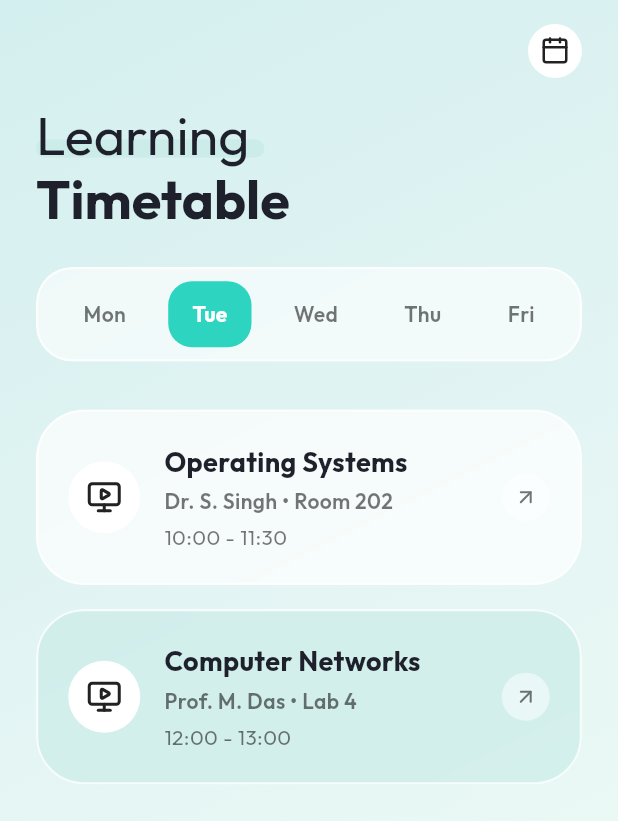
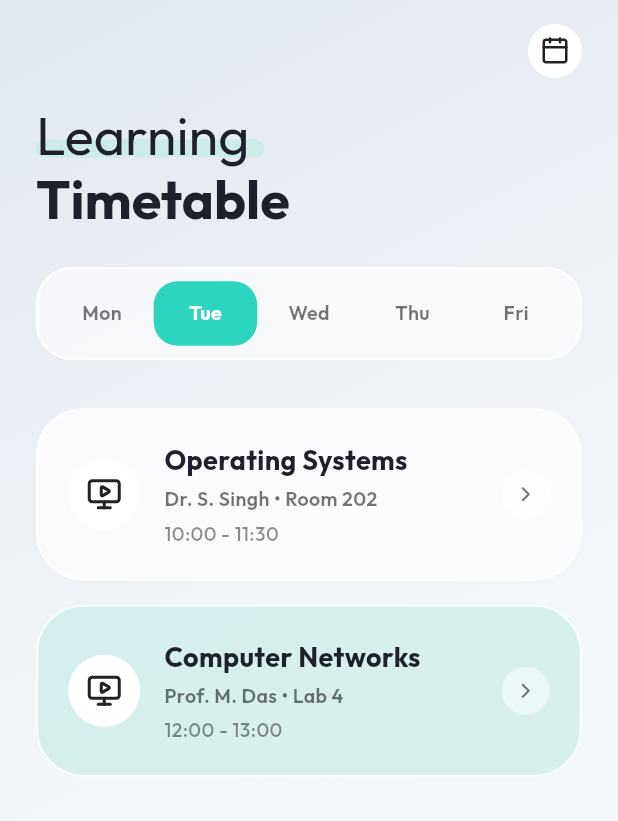
Before and after one commit to mdsahilnoob/widget_app, a Flutter app: the TimetableScreen screen opened directly, after a tap on "Tue", on a phone screen of 412 x 824 dp. Shown: the top 821 px of the screen. Run offline on Flutter 3.47's test engine with Material 3 defaults, Android fonts, the phone set to English and light mode, and no system bars; our stand-ins replace google_fonts, isar, lucide_icons; accounts and stored records are empty; generated files the repository leaves out were written again.

Commit message:
feat: improve UI, premium feel

```diff
--- a/lib/features/timetable/timetable_screen.dart
+++ b/lib/features/timetable/timetable_screen.dart
@@ -13,9 +13,7 @@ class TimetableScreen extends StatefulWidget {
 }
 
 class _TimetableScreenState extends State<TimetableScreen> {
-  int _selectedDay = DateTime.now().weekday > 5
-      ? 1
-      : DateTime.now().weekday; // Default to current day (Mon-Fri)
+  int _selectedDay = DateTime.now().weekday > 5 ? 1 : DateTime.now().weekday;
 
   final _days = [
     {'id': 1, 'label': 'Mon'},
@@ -29,29 +27,84 @@ class _TimetableScreenState extends State<TimetableScreen> {
   Widget build(BuildContext context) {
     return Container(
       decoration: const BoxDecoration(
-        color: Color(0xFFE4F5F4),
+        color: Color(0xFFF8FAFC),
         gradient: LinearGradient(
           begin: Alignment.topLeft,
           end: Alignment.bottomRight,
-          colors: [Color(0xFFD4EFEF), Color(0xFFE4F5F4), Color(0xFFF0FDF4)],
+          colors: [Color(0xFFE2E8F0), Color(0xFFF1F5F9), Color(0xFFF8FAFC)],
         ),
       ),
-      child: SafeArea(
+      child: Scaffold(
+        backgroundColor: Colors.transparent,
+        body: SafeArea(
           child: Column(
+            crossAxisAlignment: CrossAxisAlignment.start,
             children: [
-            Padding(
-              padding: const EdgeInsets.symmetric(
-                horizontal: 24.0,
-                vertical: 16.0,
+              const _TimetableHeader(),
+              const _TimetableTitle(),
+              const SizedBox(height: 24),
+              _WeekdayPicker(
+                days: _days,
+                selectedDay: _selectedDay,
+                onDaySelected: (id) => setState(() => _selectedDay = id),
               ),
+              const SizedBox(height: 32),
+              Expanded(
+                child: StreamBuilder<List<ClassSession>>(
+                  stream: isar.classSessions
+                      .filter()
+                      .dayOfWeekEqualTo(_selectedDay)
+                      .sortByStartTime()
+                      .watch(fireImmediately: true),
+                  builder: (context, snapshot) {
+                    if (snapshot.connectionState == ConnectionState.waiting) {
+                      return const Center(child: CircularProgressIndicator());
+                    }
+
+                    final classes = snapshot.data ?? [];
+
+                    if (classes.isEmpty) {
+                      return const _EmptyTimetableState();
+                    }
+
+                    return ListView.builder(
+                      padding: const EdgeInsets.only(
+                        left: 24,
+                        right: 24,
+                        bottom: 120,
+                      ),
+                      itemCount: classes.length,
+                      physics: const BouncingScrollPhysics(),
+                      itemBuilder: (context, index) {
+                        final session = classes[index];
+                        return Padding(
+                          padding: const EdgeInsets.only(bottom: 16.0),
+                          child: _ClassItem(session: session, index: index),
+                        );
+                      },
+                    );
+                  },
+                ),
+              ),
+            ],
+          ),
+        ),
+      ),
+    );
+  }
+}
+
+class _TimetableHeader extends StatelessWidget {
+  const _TimetableHeader();
+
+  @override
+  Widget build(BuildContext context) {
+    return Padding(
+      padding: const EdgeInsets.symmetric(horizontal: 24.0, vertical: 16.0),
       child: Row(
         mainAxisAlignment: MainAxisAlignment.spaceBetween,
         children: [
-                  const Icon(
-                    LucideIcons.arrowLeft,
-                    size: 24,
-                    color: Colors.transparent,
-                  ), // Space balancing
+          const SizedBox(width: 40), // Balance
           Container(
             padding: const EdgeInsets.all(8),
             decoration: const BoxDecoration(
@@ -62,11 +115,17 @@ class _TimetableScreenState extends State<TimetableScreen> {
           ),
         ],
       ),
-            ),
-            Padding(
+    );
+  }
+}
+
+class _TimetableTitle extends StatelessWidget {
+  const _TimetableTitle();
+
+  @override
+  Widget build(BuildContext context) {
+    return Padding(
       padding: const EdgeInsets.symmetric(horizontal: 24.0),
-              child: Align(
-                alignment: Alignment.centerLeft,
       child: Column(
         crossAxisAlignment: CrossAxisAlignment.start,
         children: [
@@ -87,8 +146,7 @@ class _TimetableScreenState extends State<TimetableScreen> {
               ),
               Text(
                 'Learning',
-                          style: Theme.of(context).textTheme.headlineMedium
-                              ?.copyWith(
+                style: Theme.of(context).textTheme.headlineMedium?.copyWith(
                   fontWeight: FontWeight.w400,
                   color: const Color(0xFF1E212B),
                   height: 1.2,
@@ -99,8 +157,7 @@ class _TimetableScreenState extends State<TimetableScreen> {
           ),
           Text(
             'Timetable',
-                      style: Theme.of(context).textTheme.headlineMedium
-                          ?.copyWith(
+            style: Theme.of(context).textTheme.headlineMedium?.copyWith(
               fontWeight: FontWeight.bold,
               color: const Color(0xFF1E212B),
               height: 1.2,
@@ -109,16 +166,25 @@ class _TimetableScreenState extends State<TimetableScreen> {
           ),
         ],
       ),
-              ),
-            ),
-            const SizedBox(height: 24),
-            // Glassmorphic Weekday Picker
-            Padding(
+    );
+  }
+}
+
+class _WeekdayPicker extends StatelessWidget {
+  final List<Map<String, dynamic>> days;
+  final int selectedDay;
+  final ValueChanged<int> onDaySelected;
+
+  const _WeekdayPicker({
+    required this.days,
+    required this.selectedDay,
+    required this.onDaySelected,
+  });
+
+  @override
+  Widget build(BuildContext context) {
+    return Padding(
       padding: const EdgeInsets.symmetric(horizontal: 24.0),
-              child: ClipRRect(
-                borderRadius: BorderRadius.circular(24),
-                child: BackdropFilter(
-                  filter: ImageFilter.blur(sigmaX: 10.0, sigmaY: 10.0),
       child: Container(
         padding: const EdgeInsets.all(8.0),
         decoration: BoxDecoration(
@@ -129,108 +195,66 @@ class _TimetableScreenState extends State<TimetableScreen> {
             width: 1.5,
           ),
         ),
-                    child: Row(
+        child: LayoutBuilder(
+          builder: (context, constraints) {
+            return Row(
               mainAxisAlignment: MainAxisAlignment.spaceAround,
-                      children: _days.map((day) {
-                        final isSelected = day['id'] == _selectedDay;
-                        return GestureDetector(
-                          onTap: () {
-                            setState(() {
-                              _selectedDay = day['id'] as int;
-                            });
-                          },
+              children: days.map((day) {
+                final isSelected = day['id'] == selectedDay;
+                return Expanded(
+                  child: GestureDetector(
+                    onTap: () => onDaySelected(day['id'] as int),
                     child: AnimatedContainer(
-                            duration: const Duration(milliseconds: 300),
-                            padding: const EdgeInsets.symmetric(
-                              horizontal: 16,
-                              vertical: 12,
-                            ),
+                      duration: const Duration(milliseconds: 200),
+                      padding: const EdgeInsets.symmetric(vertical: 12),
                       decoration: BoxDecoration(
                         color: isSelected
                             ? const Color(0xFF2DD4BF)
                             : Colors.transparent,
                         borderRadius: BorderRadius.circular(16),
                       ),
+                      child: Center(
                         child: Text(
                           day['label'] as String,
                           style: TextStyle(
-                                color: isSelected
-                                    ? Colors.white
-                                    : Colors.black54,
+                            color: isSelected ? Colors.white : Colors.black54,
                             fontWeight: isSelected
                                 ? FontWeight.bold
                                 : FontWeight.w600,
+                            fontSize: 13,
+                          ),
+                        ),
                       ),
                     ),
                   ),
                 );
               }).toList(),
-                    ),
-                  ),
-                ),
-              ),
-            ),
-            const SizedBox(height: 32),
-            Expanded(
-              child: StreamBuilder<List<ClassSession>>(
-                stream: isar.classSessions
-                    .filter()
-                    .dayOfWeekEqualTo(_selectedDay)
-                    .sortByStartTime()
-                    .watch(fireImmediately: true),
-                builder: (context, snapshot) {
-                  if (snapshot.connectionState == ConnectionState.waiting) {
-                    return const Center(child: CircularProgressIndicator());
-                  }
-
-                  final classes = snapshot.data ?? [];
-
-                  if (classes.isEmpty) {
-                    return Center(
-                      child: Text(
-                        'No classes today! 🎉',
-                        style: Theme.of(
-                          context,
-                        ).textTheme.titleLarge?.copyWith(color: Colors.black54),
-                      ),
-                    );
-                  }
-
-                  return ListView.builder(
-                    padding: const EdgeInsets.symmetric(horizontal: 24.0),
-                    itemCount: classes.length,
-                    itemBuilder: (context, index) {
-                      final session = classes[index];
-                      Color bgColor = index % 2 == 0
-                          ? Colors.white.withValues(alpha: 0.7)
-                          : const Color(0xFFCBECE8).withValues(alpha: 0.7);
-
-                      return Padding(
-                        padding: const EdgeInsets.only(bottom: 16.0),
-                        child: _buildTaskItem(session, bgColor),
-                      );
-                    },
             );
           },
         ),
       ),
-          ],
-        ),
-      ),
     );
   }
+}
 
-  Widget _buildTaskItem(ClassSession session, Color bgColor) {
+class _ClassItem extends StatelessWidget {
+  final ClassSession session;
+  final int index;
+
+  const _ClassItem({required this.session, required this.index});
+
+  @override
+  Widget build(BuildContext context) {
     final startTimeString =
         '${session.startTime.hour.toString().padLeft(2, '0')}:${session.startTime.minute.toString().padLeft(2, '0')}';
     final endTimeString =
         '${session.endTime.hour.toString().padLeft(2, '0')}:${session.endTime.minute.toString().padLeft(2, '0')}';
 
-    return ClipRRect(
-      borderRadius: BorderRadius.circular(32),
-      child: BackdropFilter(
-        filter: ImageFilter.blur(sigmaX: 10.0, sigmaY: 10.0),
-        child: Container(
+    final Color bgColor = index % 2 == 0
+        ? Colors.white.withValues(alpha: 0.7)
+        : const Color(0xFFCBECE8).withValues(alpha: 0.7);
+
+    return Container(
       padding: const EdgeInsets.all(20.0),
       decoration: BoxDecoration(
         color: bgColor,
@@ -261,18 +285,22 @@ class _TimetableScreenState extends State<TimetableScreen> {
               children: [
                 Text(
                   session.title,
+                  maxLines: 1,
+                  overflow: TextOverflow.ellipsis,
                   style: const TextStyle(
                     fontWeight: FontWeight.bold,
                     fontSize: 18,
-                        color: Color(0xFF1E212B),
+                    color: const Color(0xFF1E212B),
                   ),
                 ),
                 const SizedBox(height: 4),
                 Text(
                   '${session.lecturer} • ${session.room}',
+                  maxLines: 1,
+                  overflow: TextOverflow.ellipsis,
                   style: const TextStyle(
                     color: Colors.black54,
-                        fontSize: 14,
+                    fontSize: 13,
                     fontWeight: FontWeight.w600,
                   ),
                 ),
@@ -280,32 +308,54 @@ class _TimetableScreenState extends State<TimetableScreen> {
                 Text(
                   '$startTimeString - $endTimeString',
                   style: const TextStyle(
-                        color: Colors.black54,
-                        fontSize: 14,
+                    color: Colors.black45,
+                    fontSize: 13,
+                    fontWeight: FontWeight.w500,
                   ),
                 ),
               ],
             ),
           ),
+          const SizedBox(width: 8),
           Container(
             padding: const EdgeInsets.all(8),
             decoration: BoxDecoration(
               color: Colors.white.withValues(alpha: 0.5),
               shape: BoxShape.circle,
             ),
-                child: Transform.rotate(
-                  angle: -0.785,
             child: const Icon(
-                    LucideIcons.arrowRight,
+              LucideIcons.chevronRight,
               size: 16,
               color: Colors.black54,
             ),
           ),
-              ),
         ],
-          ),
-        ),
       ),
     );
   }
 }
+
+class _EmptyTimetableState extends StatelessWidget {
+  const _EmptyTimetableState();
+
+  @override
+  Widget build(BuildContext context) {
+    return Center(
+      child: Column(
+        mainAxisAlignment: MainAxisAlignment.center,
+        children: const [
+          Icon(LucideIcons.partyPopper, size: 80, color: Colors.black12),
+          SizedBox(height: 24),
+          Text(
+            'No classes today! 🎉',
+            style: TextStyle(
+              fontSize: 20,
+              fontWeight: FontWeight.bold,
+              color: Colors.black26,
+            ),
+          ),
+        ],
+      ),
+    );
+  }
+}
```
Also changed, not shown: lib/features/about/about_us_screen.dart (+9 -16 lines), lib/features/home/dashboard_screen.dart (+25 -13 lines), lib/features/pyqs/pyqs_screen.dart (+76 -45 lines). Lines whose indentation alone changed are shown as unchanged.
